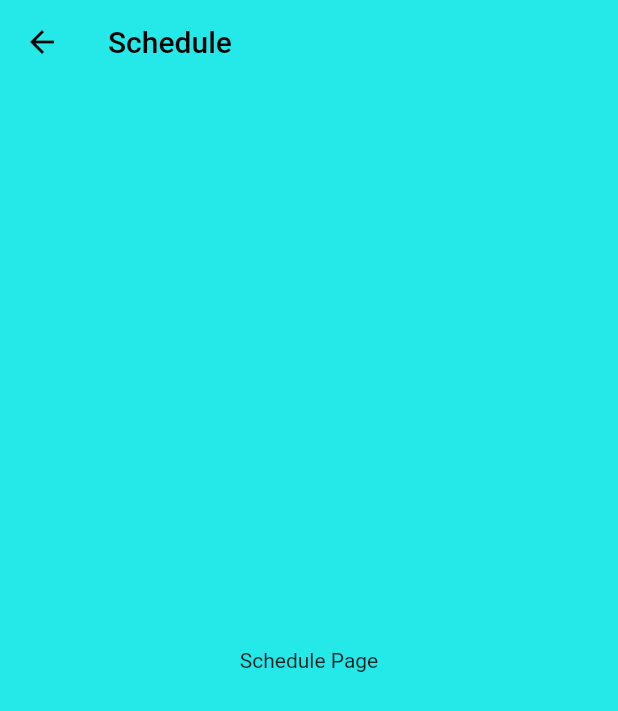
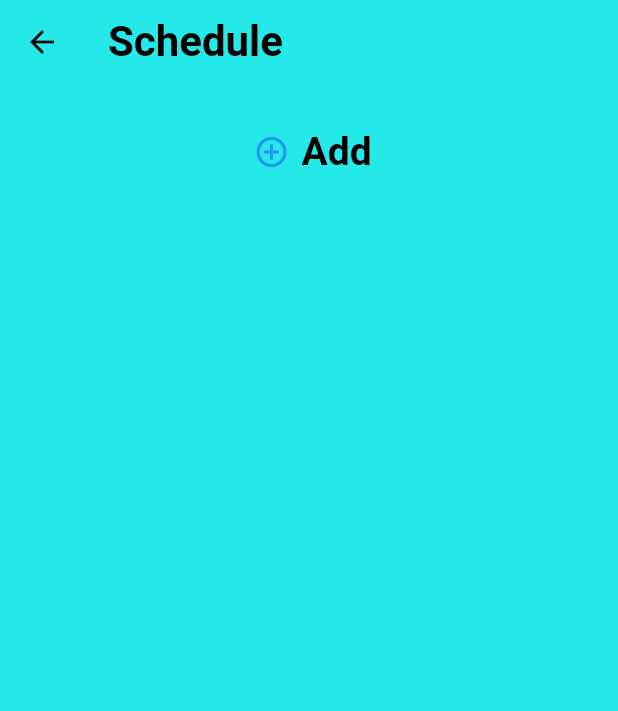
Before and after one commit to DanielCanada/thesisNiManghod, a Flutter app: the screen it shows after launch, after a tap on "Schedule", on a phone screen of 412 x 824 dp. Shown: the top 711 px of the screen. Run offline on Flutter 3.47's test engine with Material 2 defaults, Android fonts, the light colour scheme and no system bars; our stand-ins replace google_fonts.

Commit message:
added schedule list

```diff
--- a/pill_case_timer_app/lib/pages/main_page.dart
+++ b/pill_case_timer_app/lib/pages/main_page.dart
@@ -13,17 +13,20 @@ class MyHomePage extends StatefulWidget {
 
 class _MyHomePageState extends State<MyHomePage> {
   // style of title
-  final titleFont = const TextStyle(fontSize: 60, fontWeight: FontWeight.bold);
+  final titleFont = const TextStyle(fontSize: 64, fontWeight: FontWeight.bold);
 
   final buttonFont = const TextStyle(
-      fontSize: 24, fontWeight: FontWeight.bold, color: Colors.black);
+      fontSize: 28, fontWeight: FontWeight.bold, color: Colors.black);
+
+  final versionFont = const TextStyle(
+      fontSize: 18, fontWeight: FontWeight.bold, color: Colors.black);
 
   // button widget - diri lang edit kung ano ang gusto niyo nga button
   Widget buildButton(String label) => SizedBox(
         height: 70,
         width: 140,
         child: Padding(
-          padding: const EdgeInsets.only(top: 10.0, bottom: 10.0),
+          padding: const EdgeInsets.only(top: 12.0, bottom: 5.0),
           child: TextButton(
             onPressed: () {
               if (label == 'Schedule') {
@@ -49,13 +52,10 @@ class _MyHomePageState extends State<MyHomePage> {
               backgroundColor: MaterialStateProperty.all<Color>(
                   const Color.fromARGB(255, 132, 145, 218)),
             ),
-            child: Padding(
-              padding: const EdgeInsets.all(2.0),
-              child: Text(
-                label,
-                style: GoogleFonts.amaticSc(
-                  textStyle: buttonFont,
-                ),
+            child: Text(
+              label,
+              style: GoogleFonts.amaticSc(
+                textStyle: buttonFont,
               ),
             ),
           ),
@@ -70,7 +70,7 @@ class _MyHomePageState extends State<MyHomePage> {
       body: SafeArea(
         child: Center(
           child: Padding(
-            padding: const EdgeInsets.only(top: 20.0, left: 10, right: 10),
+            padding: const EdgeInsets.only(top: 16.0, left: 10, right: 10),
             child: Column(
               children: [
                 Text(
@@ -91,7 +91,7 @@ class _MyHomePageState extends State<MyHomePage> {
                     textStyle: titleFont,
                   ),
                 ),
-                const SizedBox(height: 20),
+                const SizedBox(height: 10),
                 // schedule button
                 buildButton("Schedule"),
                 // Log button
@@ -112,7 +112,12 @@ class _MyHomePageState extends State<MyHomePage> {
                       // ignore: prefer_const_literals_to_create_immutables
                       children: [
                         const SizedBox(height: 120),
-                        const Text("©chronus  V1.01"),
+                        Text(
+                          "©chronus  V1.01",
+                          style: GoogleFonts.amaticSc(
+                            textStyle: versionFont,
+                          ),
+                        ),
                       ],
                     )
                   ],
--- a/pill_case_timer_app/lib/pages/schedule_page.dart
+++ b/pill_case_timer_app/lib/pages/schedule_page.dart
@@ -1,4 +1,6 @@
+import 'dart:core';
 import 'package:flutter/material.dart';
+import 'package:google_fonts/google_fonts.dart';
 
 class SchedulePage extends StatefulWidget {
   const SchedulePage({Key? key}) : super(key: key);
@@ -8,6 +10,25 @@ class SchedulePage extends StatefulWidget {
 }
 
 class _MyWidgetState extends State<SchedulePage> {
+  final pageTitleFont = const TextStyle(
+      fontSize: 28, fontWeight: FontWeight.bold, color: Colors.black);
+
+  final titleFont = const TextStyle(
+      fontSize: 26, fontWeight: FontWeight.bold, color: Colors.black);
+
+  final bodyFont = const TextStyle(
+      fontSize: 24, fontWeight: FontWeight.bold, color: Colors.black);
+
+  // List of schedules
+
+  final List<String> items = [];
+
+  @override
+  void initState() {
+    // TODO: implement initState
+    super.initState();
+  }
+
   @override
   Widget build(BuildContext context) {
     return Scaffold(
@@ -17,16 +38,83 @@ class _MyWidgetState extends State<SchedulePage> {
         iconTheme: const IconThemeData(
           color: Colors.black, //change your color here
         ),
-        title: const Text(
+        title: Text(
           "Schedule",
-          style: TextStyle(color: Colors.black),
+          style: GoogleFonts.amaticSc(textStyle: pageTitleFont),
         ),
         backgroundColor: Colors.transparent,
         elevation: 0,
       ),
-      body: const SafeArea(
-        child: Center(
-          child: Text("Schedule Page"),
+      body: SafeArea(
+        child: SingleChildScrollView(
+          child: Padding(
+            padding: const EdgeInsets.all(10.0),
+            child: items.isEmpty
+                ? Center(
+                    child: SizedBox(
+                      height: 70,
+                      width: 90,
+                      child: TextButton(
+                        onPressed: (() {
+                          setState(() {
+                            items.add("New Schedule");
+                          });
+                        }),
+                        child: Row(
+                          children: [
+                            const Icon(Icons.add_circle_outline_outlined),
+                            const SizedBox(width: 8),
+                            Text(
+                              "Add",
+                              style: GoogleFonts.amaticSc(textStyle: titleFont),
+                            ),
+                          ],
+                        ),
+                      ),
+                    ),
+                  )
+                : Column(
+                    // crossAxisAlignment: CrossAxisAlignment.center,
+                    // mainAxisAlignment: MainAxisAlignment.center,
+                    children: [
+                      SizedBox(
+                        height: items.length > 6
+                            ? 330
+                            : (items.length * 55).toDouble(),
+                        width: double.infinity,
+                        child: ListView.builder(
+                          itemCount: items.length,
+                          itemBuilder: (context, index) {
+                            return ListTile(
+                              title: Text(
+                                items[index],
+                                style:
+                                    GoogleFonts.amaticSc(textStyle: bodyFont),
+                              ),
+                            );
+                          },
+                        ),
+                      ),
+                      TextButton(
+                        onPressed: (() {
+                          setState(() {
+                            items.add("New Schedule");
+                          });
+                        }),
+                        child: Row(
+                          children: [
+                            const Icon(Icons.add_circle_outline_outlined),
+                            const SizedBox(width: 8),
+                            Text(
+                              "Add",
+                              style: GoogleFonts.amaticSc(textStyle: titleFont),
+                            ),
+                          ],
+                        ),
+                      ),
+                    ],
+                  ),
+          ),
         ),
       ),
     );
```
Also changed, not shown: pill_case_timer_app/lib/pages/log_page.dart (+12 -2 lines), pill_case_timer_app/lib/pages/settings.dart (+35 -5 lines).
